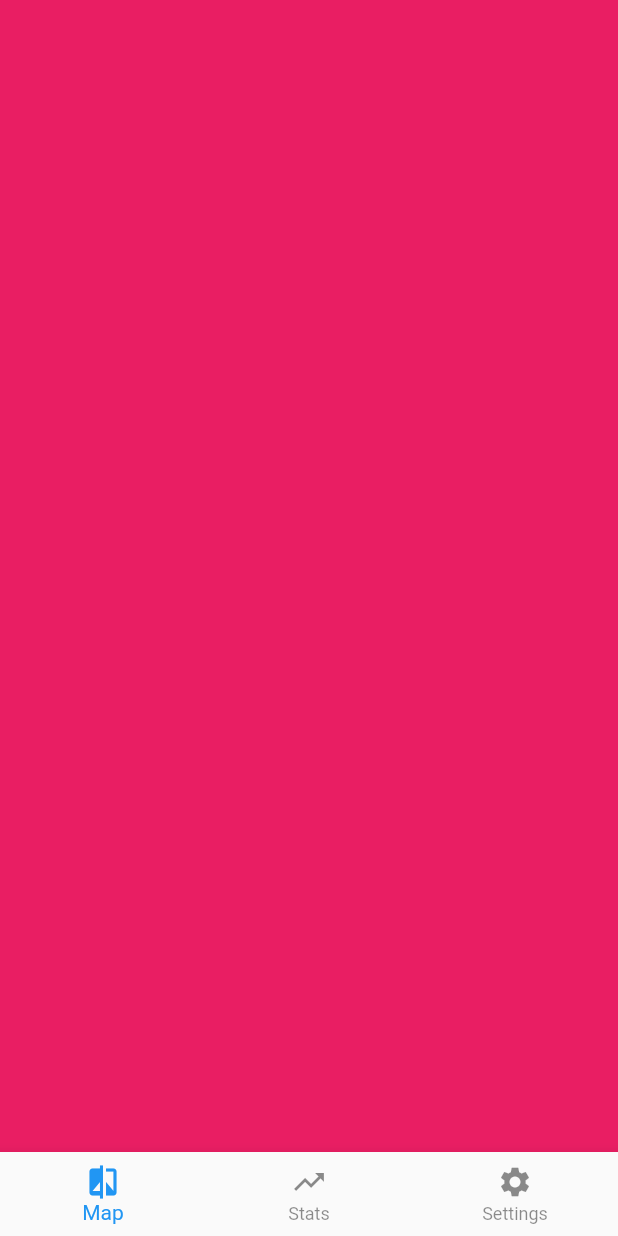
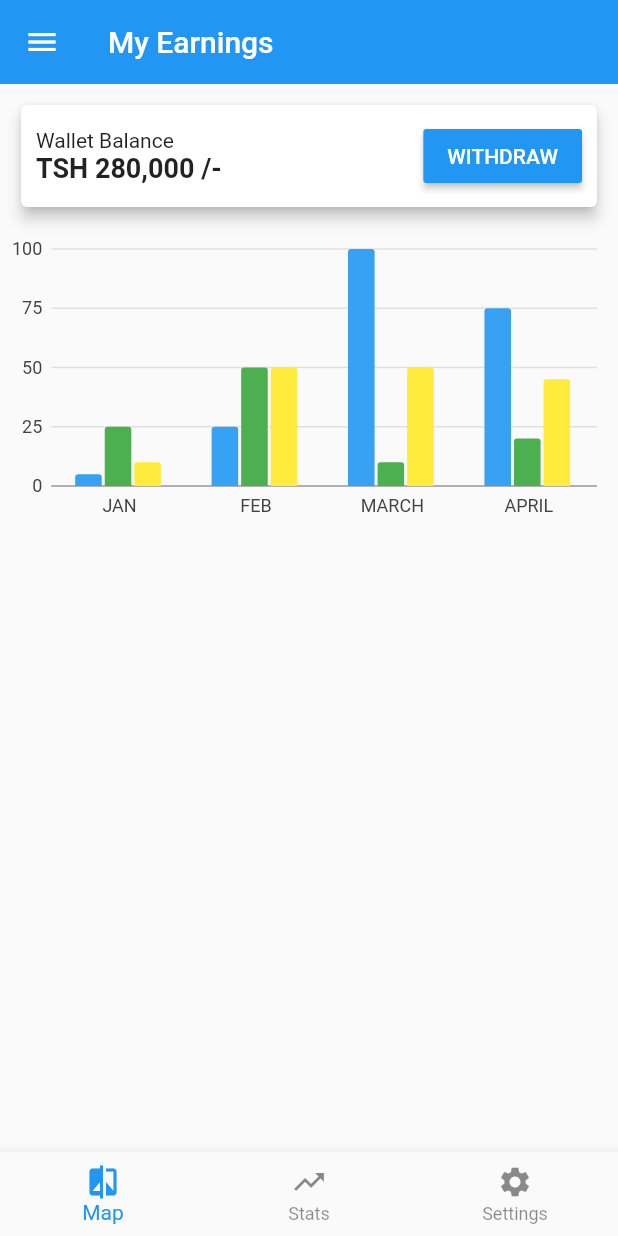
Before and after one commit to qlicue-digital-agency-ltd/atlas-fundi, a Flutter app: the HomePage screen opened directly, swiped to page 2, on a phone screen of 412 x 824 dp. Run offline on Flutter 3.47's test engine with Material 2 defaults, Android fonts, the phone set to English and light mode, and no system bars; our stand-ins replace charts_flutter, google_maps_flutter.

Commit message:
charts added on statistics

```diff
--- a/lib/components/cards/ongoing_work.dart
+++ b/lib/components/cards/ongoing_work.dart
@@ -1,6 +1,6 @@
 import 'package:atlas_fundi/components/buttons/icon_text_button.dart';
 import 'package:atlas_fundi/components/cards/profile_card.dart';
-import 'package:atlas_fundi/components/text_field/vertical_text.dart';
+
 import 'package:flutter/material.dart';
 
 class OngoingWork extends StatelessWidget {
--- /dev/null
+++ b/lib/components/cards/wallet_balance_card.dart
@@ -0,0 +1,42 @@
+import 'package:flutter/material.dart';
+
+class WalletBalanceCard extends StatelessWidget {
+  @override
+  Widget build(BuildContext context) {
+    return Padding(
+      padding: const EdgeInsets.all(10.0),
+      child: Card(
+        elevation: 4,
+        child: Container(
+          padding: EdgeInsets.all(10),
+          child: Row(
+            mainAxisAlignment: MainAxisAlignment.spaceBetween,
+            children: <Widget>[
+              Column(
+                crossAxisAlignment: CrossAxisAlignment.start,
+                children: <Widget>[
+                  Text(
+                    'Wallet Balance',
+                    style: TextStyle(fontWeight: FontWeight.w400),
+                  ),
+                  Text(
+                    'TSH 280,000 /-',
+                    style: TextStyle(fontSize: 18, fontWeight: FontWeight.w600),
+                  ),
+                ],
+              ),
+              RaisedButton(
+                color: Theme.of(context).primaryColor,
+                onPressed: () {},
+                child: Text(
+                  'WITHDRAW',
+                  style: TextStyle(color: Colors.white),
+                ),
+              )
+            ],
+          ),
+        ),
+      ),
+    );
+  }
+}
--- /dev/null
+++ b/lib/components/charts/bar_charts.dart
@@ -0,0 +1,62 @@
+import 'package:atlas_fundi/models/charts.dart';
+import 'package:flutter/material.dart';
+import 'package:charts_flutter/flutter.dart' as charts;
+
+class GroupedFillColorBarChart extends StatelessWidget {
+  final List<charts.Series> seriesList;
+  final bool animate;
+
+  GroupedFillColorBarChart(this.seriesList, {this.animate});
+
+  factory GroupedFillColorBarChart.withData() {
+    return new GroupedFillColorBarChart(
+      _createData(),
+      // Disable animations for image tests.
+      animate: true,
+    );
+  }
+
+  @override
+  Widget build(BuildContext context) {
+    return new charts.BarChart(
+      seriesList,
+      animate: animate,
+      // Configure a stroke width to enable borders on the bars.
+      defaultRenderer: new charts.BarRendererConfig(
+          groupingType: charts.BarGroupingType.grouped, strokeWidthPx: 2.0),
+    );
+  }
+
+  /// Create series list with multiple series
+  static List<charts.Series<OrdinalSales, String>> _createData() {
+    return [
+      // Blue bars with a lighter center color.
+      new charts.Series<OrdinalSales, String>(
+        id: 'Sales',
+        domainFn: (OrdinalSales sales, _) => sales.year,
+        measureFn: (OrdinalSales sales, _) => sales.sales,
+        data: salesData,
+        colorFn: (_, __) => charts.MaterialPalette.blue.shadeDefault,
+        fillColorFn: (_, __) =>
+            charts.MaterialPalette.blue.shadeDefault.lighter,
+      ),
+      // Solid red bars. Fill color will default to the series color if no
+      // fillColorFn is configured.
+      new charts.Series<OrdinalSales, String>(
+        id: 'Receive',
+        measureFn: (OrdinalSales sales, _) => sales.sales,
+        data: receivedData,
+        colorFn: (_, __) => charts.MaterialPalette.green.shadeDefault,
+        domainFn: (OrdinalSales sales, _) => sales.year,
+      ),
+      // Hollow green bars.
+      new charts.Series<OrdinalSales, String>(
+        id: 'Profit',
+        domainFn: (OrdinalSales sales, _) => sales.year,
+        measureFn: (OrdinalSales sales, _) => sales.sales,
+        data: profitData,
+        colorFn: (_, __) => charts.MaterialPalette.yellow.shadeDefault,
+      ),
+    ];
+  }
+}
--- /dev/null
+++ b/lib/models/charts.dart
@@ -0,0 +1,48 @@
+
+class LinearSales {
+  final String month;
+  final int sales;
+
+  LinearSales(this.month, this.sales);
+}
+
+ final linearSalesData = [
+      new LinearSales("July", 56),
+      new LinearSales("August", 75),
+      new LinearSales("September", 25),
+      new LinearSales("October", 5),
+    ];
+
+
+
+
+
+/// Sample ordinal data type.
+class OrdinalSales {
+  final String year;
+  final int sales;
+
+  OrdinalSales(this.year, this.sales);
+}
+
+
+ final salesData = [
+      new OrdinalSales('JAN', 5),
+      new OrdinalSales('FEB', 25),
+      new OrdinalSales('MARCH', 100),
+      new OrdinalSales('APRIL', 75),
+    ];
+
+    final receivedData = [
+      new OrdinalSales('JAN', 25),
+      new OrdinalSales('FEB', 50),
+      new OrdinalSales('MARCH', 10),
+      new OrdinalSales('APRIL', 20),
+    ];
+
+    final profitData = [
+      new OrdinalSales('JAN', 10),
+      new OrdinalSales('FEB', 50),
+      new OrdinalSales('MARCH', 50),
+      new OrdinalSales('APRIL', 45),
+    ];
--- a/lib/screens/statistics.dart
+++ b/lib/screens/statistics.dart
@@ -1,8 +1,24 @@
+import 'package:atlas_fundi/components/cards/wallet_balance_card.dart';
+import 'package:atlas_fundi/components/charts/bar_charts.dart';
 import 'package:flutter/material.dart';
 
 class StatisticsScreen extends StatelessWidget {
   @override
   Widget build(BuildContext context) {
-    return Container(color: Colors.pink);
+    return Container(
+      child: CustomScrollView(
+        slivers: <Widget>[
+          SliverAppBar(
+            title: Text('My Earnings'),
+          ),
+          SliverList(
+            delegate: SliverChildListDelegate([
+              WalletBalanceCard(),
+              Container(height: 200, child: GroupedFillColorBarChart.withData())
+            ]),
+          )
+        ],
+      ),
+    );
   }
 }
--- a/pubspec.yaml
+++ b/pubspec.yaml
@@ -25,6 +25,7 @@ dependencies:
   cupertino_icons: ^0.1.2
   google_maps_flutter: ^0.5.21+15
   flutter_rating_bar: ^3.0.1+1
+  charts_flutter: ^0.8.1
 
 dev_dependencies:
   flutter_test:
```
Also changed, not shown: lib/pages/timeline_page.dart (+5 -12 lines), pubspec.lock.
